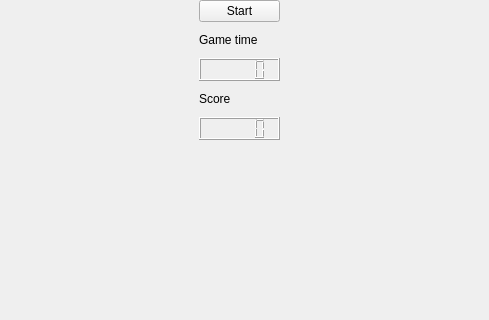
Qt form Game/mainwindow.ui (kyllik/nysse) before a commit; both pictures show x 311 to 800 and y 0 to 320 of the 800 by 600 pixel window.
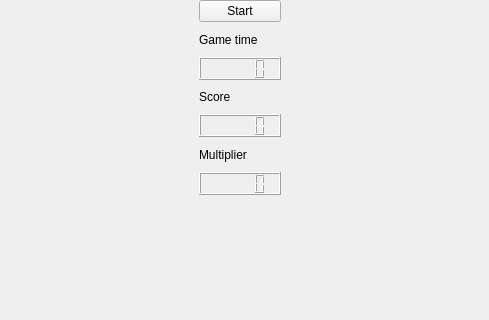
The same form after that commit.

Commit message: Lisätty pistekertoimen näyttäminen pelaajalle pääikkunassa.

The edit to the form file:
```diff
--- a/Game/mainwindow.ui
+++ b/Game/mainwindow.ui
@@ -35,8 +35,8 @@
      <rect>
       <x>510</x>
       <y>0</y>
-      <width>81</width>
-      <height>140</height>
+      <width>82</width>
+      <height>195</height>
      </rect>
     </property>
     <layout class="QVBoxLayout" name="verticalLayout_3">
@@ -67,6 +67,16 @@
      <item>
       <widget class="QLCDNumber" name="scoreLcdNumber"/>
      </item>
+     <item>
+      <widget class="QLabel" name="label_3">
+       <property name="text">
+        <string>Multiplier</string>
+       </property>
+      </widget>
+     </item>
+     <item>
+      <widget class="QLCDNumber" name="lcdNumber"/>
+     </item>
     </layout>
    </widget>
   </widget>
```
The commit also changes 1 other file.
